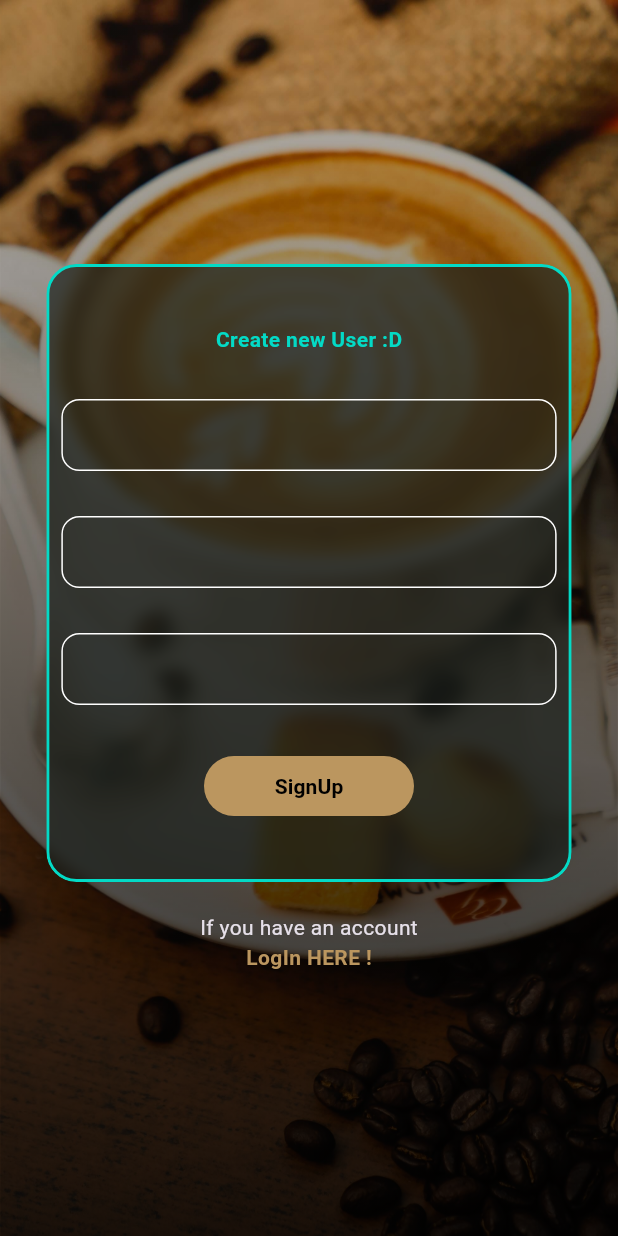
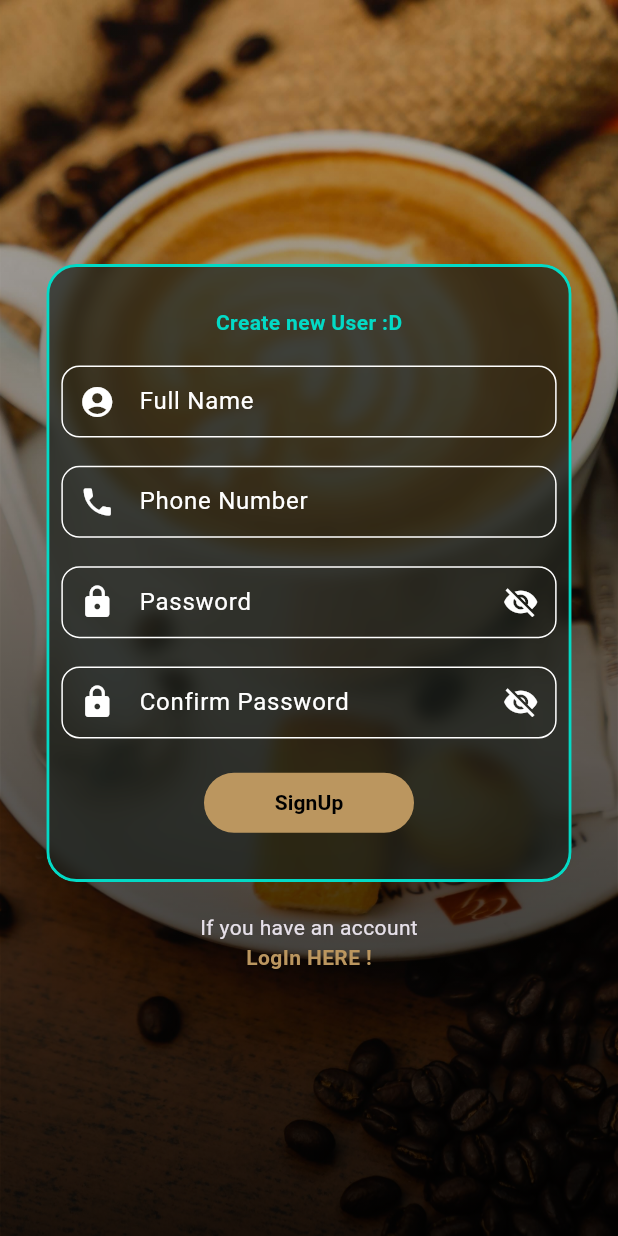
Before and after one commit to NathanDraco22/coffee-app, a Flutter app: the screen it shows after launch, swiped to page 2, on a phone screen of 412 x 824 dp. Run offline on Flutter 3.47's test engine with Material 2 defaults, Android fonts, the phone set to English and light mode, and no system bars.

Commit message:
reusable textfields

```diff
--- a/lib/main.dart
+++ b/lib/main.dart
@@ -22,7 +22,6 @@ class MyApp extends StatelessWidget {
         colorScheme: const ColorScheme.dark().copyWith(
           primary: const Color(0xFFbb965f)
         )
-
       ),
       title:'Coffee App',
       home: const LoginPageView()
--- a/lib/src/login/presentation/login_screen.dart
+++ b/lib/src/login/presentation/login_screen.dart
@@ -85,7 +85,7 @@ class _LoginForm extends StatelessWidget {
                   ),
                 ),
                 const PhoneNumberField(),
-                const PasswordField(),
+                const PasswordField( labelText: "Password",),
                 LinearLoadingButton(
                   onPressed: (setLoading) async{
                     setLoading(true);
--- a/lib/src/login/presentation/register_screen.dart
+++ b/lib/src/login/presentation/register_screen.dart
@@ -1,3 +1,5 @@
+import 'package:app_coffee/src/login/widgets/password_field.dart';
+import 'package:app_coffee/src/login/widgets/phone_number_field.dart';
 import 'package:flutter/material.dart';
 import 'package:loading_button/loading_button.dart';
 
@@ -53,9 +55,22 @@ class _RegisterForm extends StatelessWidget {
                     color: Theme.of(context).colorScheme.secondary
                   ),
                 ),
-                const TextField(),
-                const TextField(),
-                const TextField(),
+                const TextField(
+                  style: TextStyle(fontSize: 18),
+                  decoration: InputDecoration(
+                    labelText: "Full Name",
+                    prefixIcon: Icon(Icons.account_circle)
+                  ),
+                ),
+                const PhoneNumberField(),
+                const PasswordField(
+                  labelText: "Password",
+                ),
+                const PasswordField(
+                  labelText: "Confirm Password",
+                ),
+
+
                 LinearLoadingButton(
                   onPressed: (setLoading) async{
                     setLoading(true);
--- a/lib/src/login/widgets/password_field.dart
+++ b/lib/src/login/widgets/password_field.dart
@@ -3,8 +3,10 @@ import 'package:flutter/material.dart';
 
 class PasswordField extends StatelessWidget {
   const PasswordField({
-    super.key,
+    super.key, this.labelText,
   });
+
+  final String? labelText;
 
   @override
   Widget build(BuildContext context) {
@@ -19,7 +21,7 @@ class PasswordField extends StatelessWidget {
             fontSize: 18
           ),
           decoration: InputDecoration(
-            labelText: "Password",
+            labelText: labelText,
             prefixIcon: const Icon(Icons.lock),
             suffixIcon: InkWell(
               onTap: () => setState(()=> isObscured = !isObscured),
```
